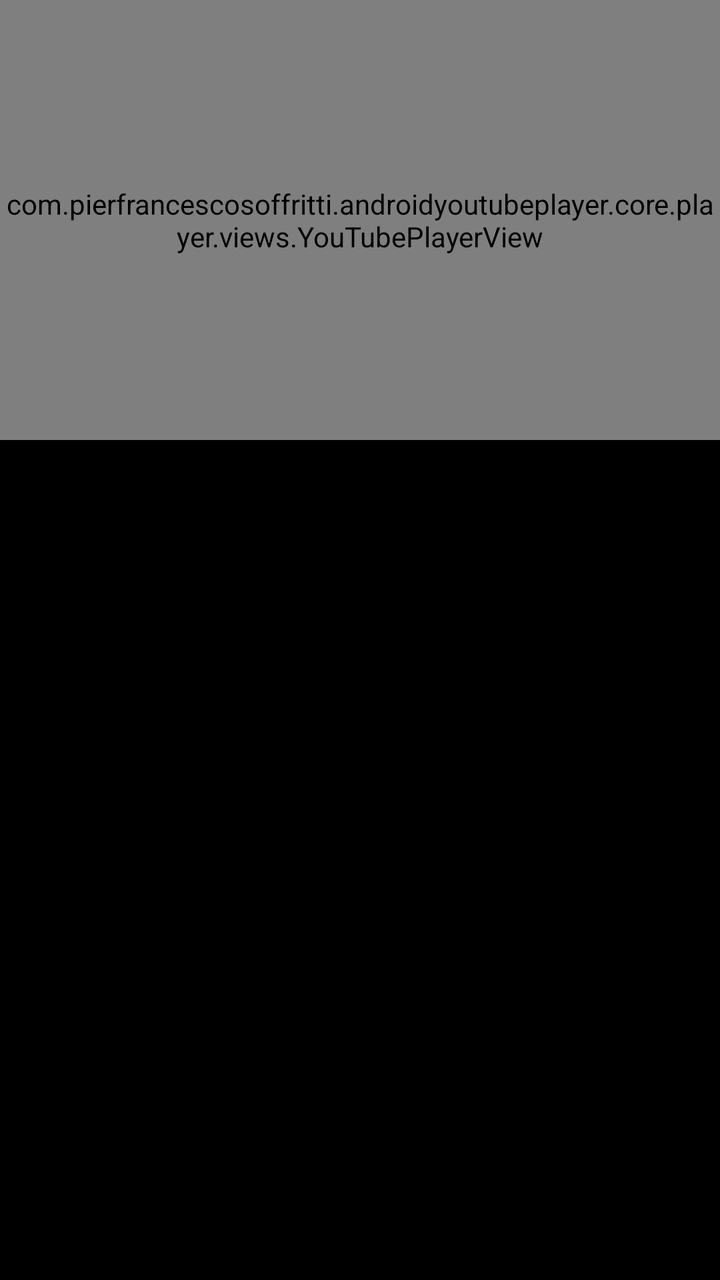
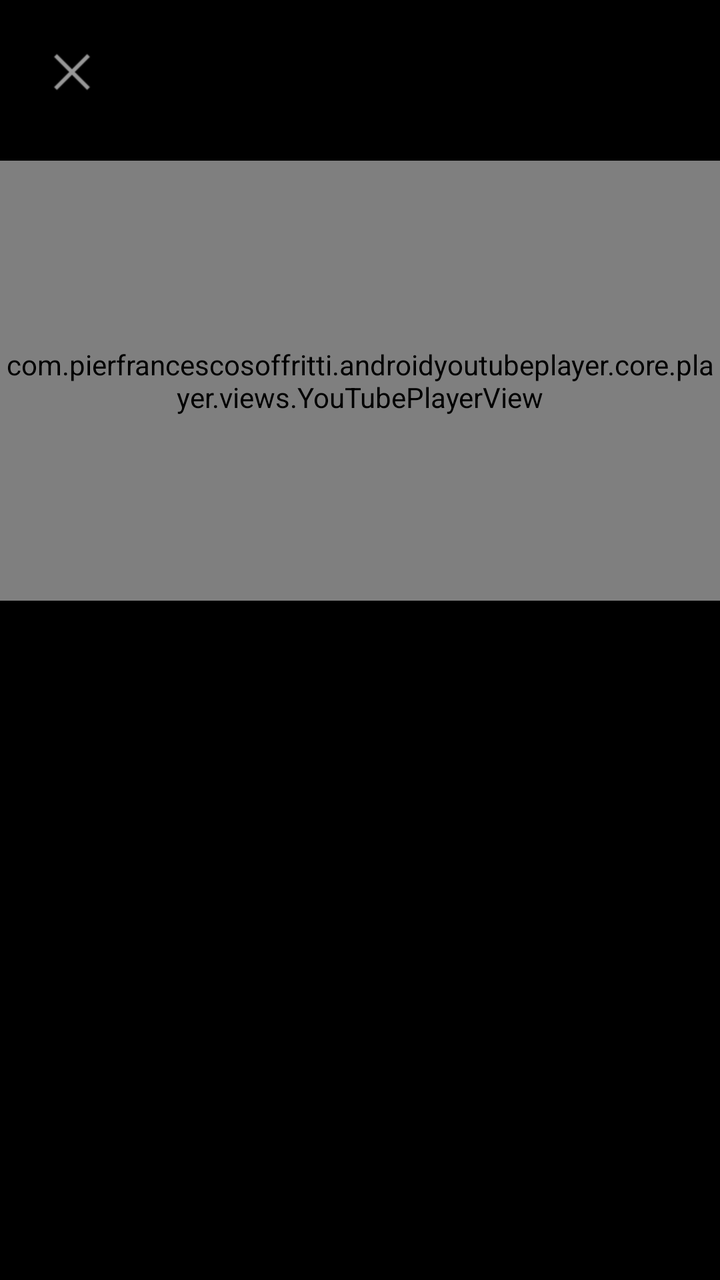

An Android layout rendered at two revisions. The XML below is the earlier revision; the diff shows what the commit changed to produce the second picture.
<!-- AndroidManifest.xml: application theme Theme.WinterArc -->
<!-- res/layout/activity_exercise_detail.xml -->
<?xml version="1.0" encoding="utf-8"?>
<androidx.constraintlayout.widget.ConstraintLayout xmlns:android="http://schemas.android.com/apk/res/android"
    xmlns:app="http://schemas.android.com/apk/res/res-auto"
    android:layout_width="match_parent"
    android:layout_height="match_parent"
    android:background="@color/bg">

    <ImageButton
        android:id="@+id/btnBack"
        android:layout_width="40dp"
        android:layout_height="40dp"
        android:background="?attr/selectableItemBackgroundBorderless"
        android:contentDescription="Volver"
        android:src="@android:drawable/ic_menu_close_clear_cancel"
        app:layout_constraintTop_toTopOf="parent"
        app:layout_constraintStart_toStartOf="parent"
        android:layout_margin="16dp" />

    <TextView
        android:id="@+id/tvTitle"
        android:layout_width="0dp"
        android:layout_height="wrap_content"
        android:textColor="@color/text"
        android:textSize="24sp"
        android:gravity="center"
        android:layout_marginTop="32dp"
        app:layout_constraintTop_toTopOf="parent"
        app:layout_constraintStart_toStartOf="parent"
        app:layout_constraintEnd_toEndOf="parent" />

    <com.pierfrancescosoffritti.androidyoutubeplayer.core.player.views.YouTubePlayerView
        android:id="@+id/youtubePlayer"
        android:layout_width="0dp"
        android:layout_height="220dp"
        android:layout_marginTop="16dp"
        app:layout_constraintTop_toBottomOf="@id/tvTitle"
        app:layout_constraintStart_toStartOf="parent"
        app:layout_constraintEnd_toEndOf="parent" />

    <ImageView
        android:id="@+id/imgStep1"
        android:layout_width="0dp"
        android:layout_height="180dp"
        android:layout_margin="16dp"
        android:scaleType="centerCrop"
        app:layout_constraintTop_toBottomOf="@id/youtubePlayer"
        app:layout_constraintStart_toStartOf="parent"
        app:layout_constraintEnd_toEndOf="parent" />

    <TextView
        android:id="@+id/tvDescription"
        android:layout_width="0dp"
        android:layout_height="wrap_content"
        android:textColor="@color/text_secondary"
        android:textSize="16sp"
        android:layout_margin="16dp"
        app:layout_constraintTop_toBottomOf="@id/imgStep1"
        app:layout_constraintStart_toStartOf="parent"
        app:layout_constraintEnd_toEndOf="parent" />

    <TextView
        android:id="@+id/tvBenefits"
        android:layout_width="0dp"
        android:layout_height="wrap_content"
        android:textColor="@color/text_secondary"
        android:textSize="16sp"
        android:layout_margin="16dp"
        app:layout_constraintTop_toBottomOf="@id/tvDescription"
        app:layout_constraintStart_toStartOf="parent"
        app:layout_constraintEnd_toEndOf="parent"
        app:layout_constraintBottom_toBottomOf="parent" />

</androidx.constraintlayout.widget.ConstraintLayout>
<!-- resources referenced by this layout -->
<resources>
  <color name="bg">#000000</color>
  <color name="text">#FFFFFF</color>
  <color name="text_secondary">#BBBBBB</color>
  <style name="Theme.WinterArc" parent="Theme.MaterialComponents.DayNight.NoActionBar">
          <item name="colorPrimary">@color/accent</item>
          <item name="colorPrimaryDark">@color/bg</item>
          <item name="colorAccent">@color/accent</item>
          <item name="android:windowBackground">@color/bg</item>
      </style>
  <color name="accent">#1E88E5</color>
</resources>

<!-- the commit's change to res/layout/activity_exercise_detail.xml (unified diff, before → after) -->
@@ -1,6 +1,6 @@
 <?xml version="1.0" encoding="utf-8"?>
 <androidx.constraintlayout.widget.ConstraintLayout xmlns:android="http://schemas.android.com/apk/res/android"
-    xmlns:app="http://schemas.android.com/apk/res/res-auto"
+    xmlns:app="http://schemas.android.com/apk/res-auto"
     android:layout_width="match_parent"
     android:layout_height="match_parent"
     android:background="@color/bg">
